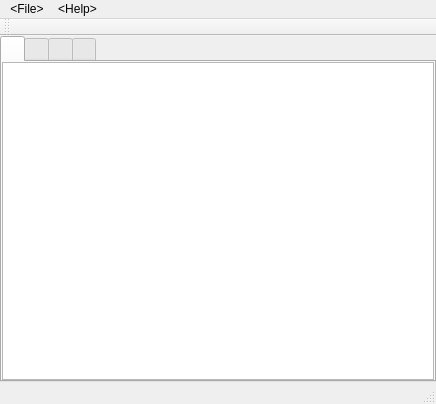
First picture: the form in mainwindow.ui, repository ExplosBlue/CoinKiller, before the edit.
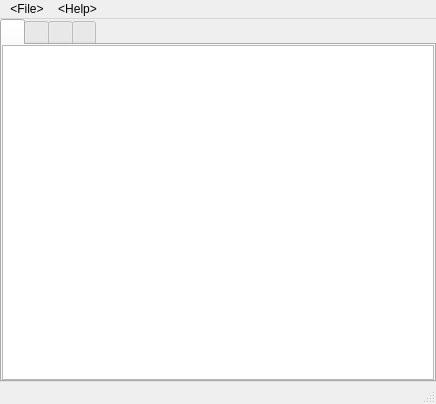
Second picture: the form after the edit.

What changed in the file:
```diff
--- a/mainwindow.ui
+++ b/mainwindow.ui
@@ -186,14 +186,6 @@
    <addaction name="menuFile"/>
    <addaction name="menuHelp"/>
   </widget>
-  <widget class="QToolBar" name="mainToolBar">
-   <attribute name="toolBarArea">
-    <enum>TopToolBarArea</enum>
-   </attribute>
-   <attribute name="toolBarBreak">
-    <bool>false</bool>
-   </attribute>
-  </widget>
   <widget class="QStatusBar" name="statusBar"/>
   <action name="actionLoadUnpackedROMFS">
    <property name="text">
```
